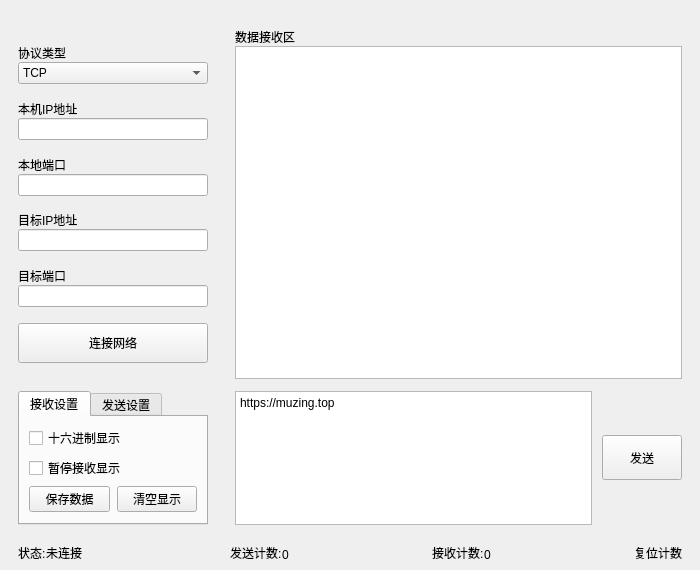
The window that UI/MainWindowUI.ui (muziing/NetAssist_PyQt) describes before a commit, drawn with Qt 5.
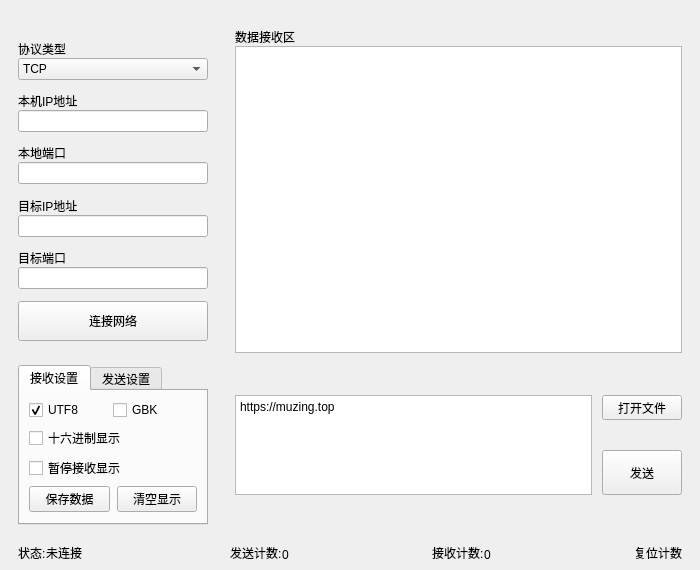
The same window after the commit. Icons and pictures are not drawn. Custom widgets are drawn as their Qt base class.

Commit message: 临时提交，增加 UTF8/GBK选择，增加 打开文件 按钮

Diff of the .ui file:
```diff
--- a/UI/MainWindowUI.ui
+++ b/UI/MainWindowUI.ui
@@ -359,6 +359,36 @@
        <string>接收设置</string>
       </attribute>
       <layout class="QVBoxLayout" name="verticalLayout_2">
+       <item>
+        <layout class="QHBoxLayout" name="horizontalLayout">
+         <property name="spacing">
+          <number>0</number>
+         </property>
+         <item>
+          <widget class="QCheckBox" name="checkBox">
+           <property name="text">
+            <string>UTF8</string>
+           </property>
+           <property name="checked">
+            <bool>true</bool>
+           </property>
+           <attribute name="buttonGroup">
+            <string notr="true">RButtonGroup</string>
+           </attribute>
+          </widget>
+         </item>
+         <item>
+          <widget class="QCheckBox" name="checkBox_2">
+           <property name="text">
+            <string>GBK</string>
+           </property>
+           <attribute name="buttonGroup">
+            <string notr="true">RButtonGroup</string>
+           </attribute>
+          </widget>
+         </item>
+        </layout>
+       </item>
        <item>
         <widget class="QCheckBox" name="HEXReceiveCheckBox">
          <property name="text">
@@ -477,24 +507,14 @@
     </widget>
    </item>
    <item row="1" column="1">
-    <layout class="QHBoxLayout" name="horizontalLayout">
-     <property name="spacing">
-      <number>10</number>
-     </property>
+    <layout class="QGridLayout" name="gridLayout_2">
      <property name="leftMargin">
       <number>5</number>
      </property>
-     <item>
-      <widget class="QPlainTextEdit" name="SendPlainTextEdit">
-       <property name="plainText">
-        <string>https://muzing.top</string>
-       </property>
-       <property name="placeholderText">
-        <string>输入要发送的数据</string>
-       </property>
-      </widget>
-     </item>
-     <item>
+     <property name="horizontalSpacing">
+      <number>10</number>
+     </property>
+     <item row="1" column="1">
       <widget class="QPushButton" name="SendButton">
        <property name="sizePolicy">
         <sizepolicy hsizetype="Minimum" vsizetype="Fixed">
@@ -525,6 +545,35 @@
        </property>
       </widget>
      </item>
+     <item row="0" column="1">
+      <widget class="QPushButton" name="OpenFilePushButton">
+       <property name="minimumSize">
+        <size>
+         <width>0</width>
+         <height>25</height>
+        </size>
+       </property>
+       <property name="maximumSize">
+        <size>
+         <width>80</width>
+         <height>25</height>
+        </size>
+       </property>
+       <property name="text">
+        <string>打开文件</string>
+       </property>
+      </widget>
+     </item>
+     <item row="0" column="0" rowspan="2">
+      <widget class="QPlainTextEdit" name="SendPlainTextEdit">
+       <property name="plainText">
+        <string>https://muzing.top</string>
+       </property>
+       <property name="placeholderText">
+        <string>输入要发送的数据</string>
+       </property>
+      </widget>
+     </item>
     </layout>
    </item>
    <item row="2" column="0">
```
Left out of the diff: 45 changed lines with no effect on the pictures. The commit also changes 1 other file.
